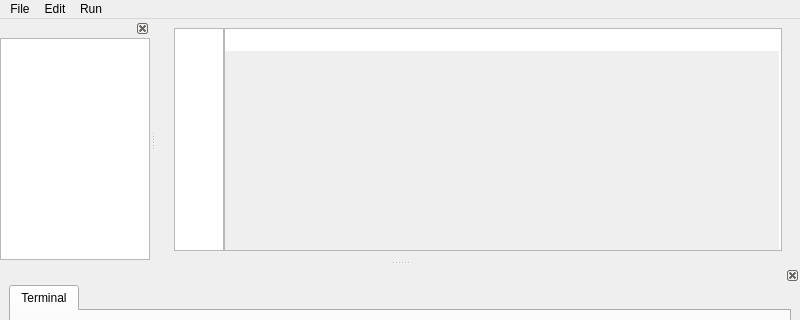
First picture: the form in mainwindow.ui, repository MuradWafik/notepad, before the edit; both pictures show x 0 to 800 and y 0 to 320 of the 800 by 600 pixel window.
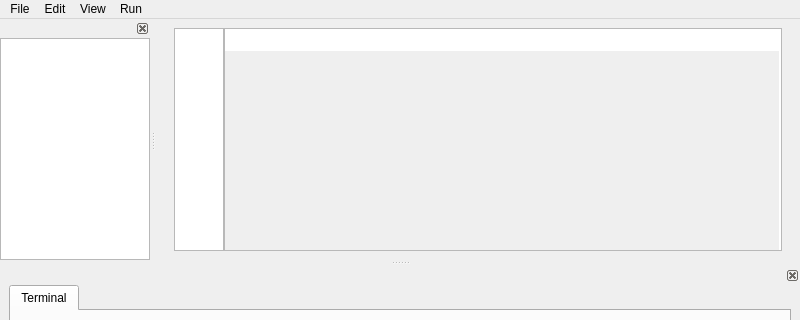
Second picture: the form after the edit.

Commit message: added functionality to most menu bar buttons and shortcuts

What changed in the file:
```diff
--- a/mainwindow.ui
+++ b/mainwindow.ui
@@ -194,8 +194,16 @@
     <addaction name="actionShow_Terminal"/>
     <addaction name="actionHide_Terminal"/>
    </widget>
+   <widget class="QMenu" name="menuView">
+    <property name="title">
+     <string>View</string>
+    </property>
+    <addaction name="actionShow_File_P"/>
+    <addaction name="actionClear_Terminal"/>
+   </widget>
    <addaction name="menuFile"/>
    <addaction name="menuEdit"/>
+   <addaction name="menuView"/>
    <addaction name="menuRun"/>
   </widget>
   <widget class="QStatusBar" name="statusbar"/>
```
Left out of the diff: 55 changed lines with no effect on the pictures. The commit also changes 5 other files.
